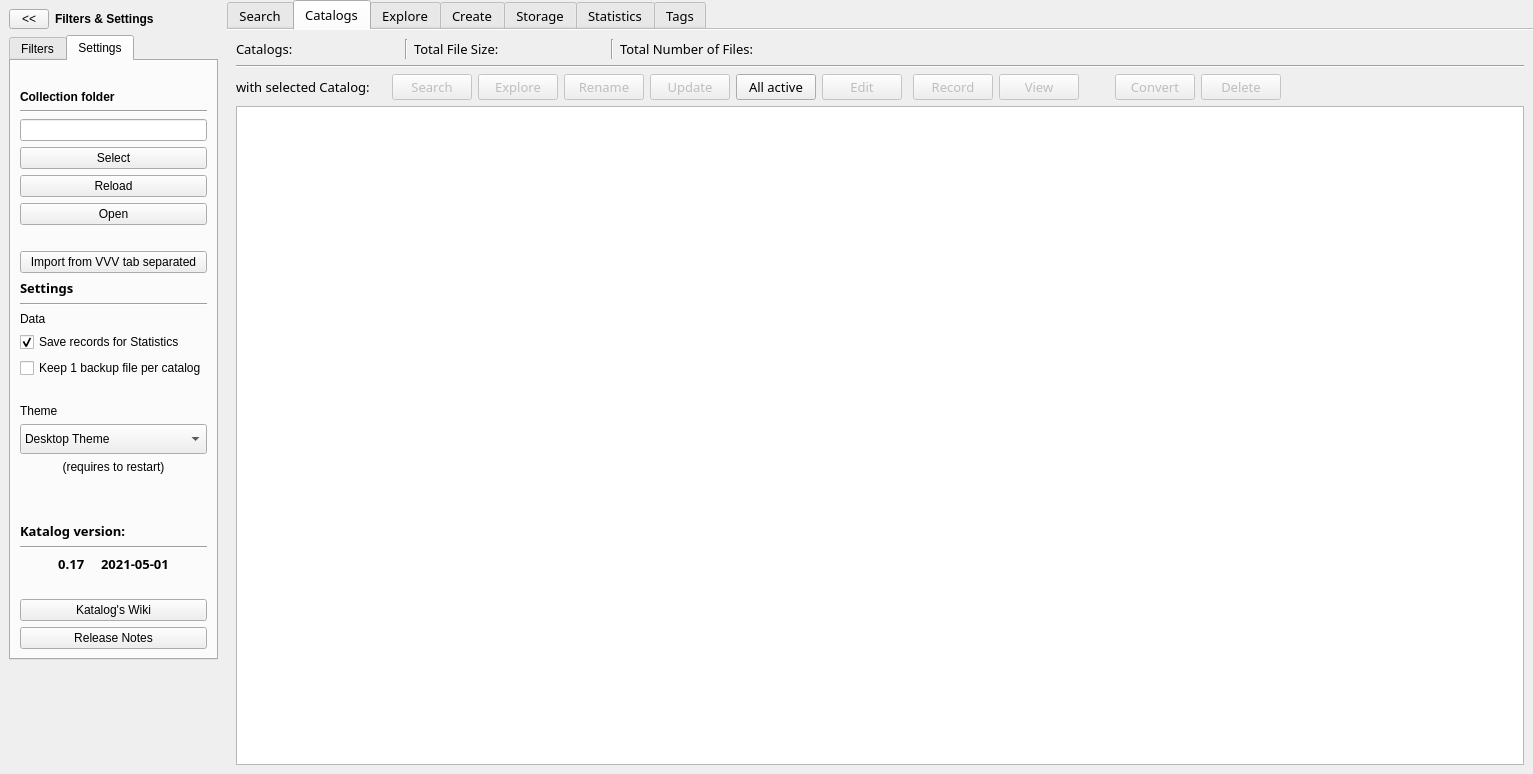
First picture: the form in mainwindow.ui, repository StephaneCouturier/Katalog, before the edit.
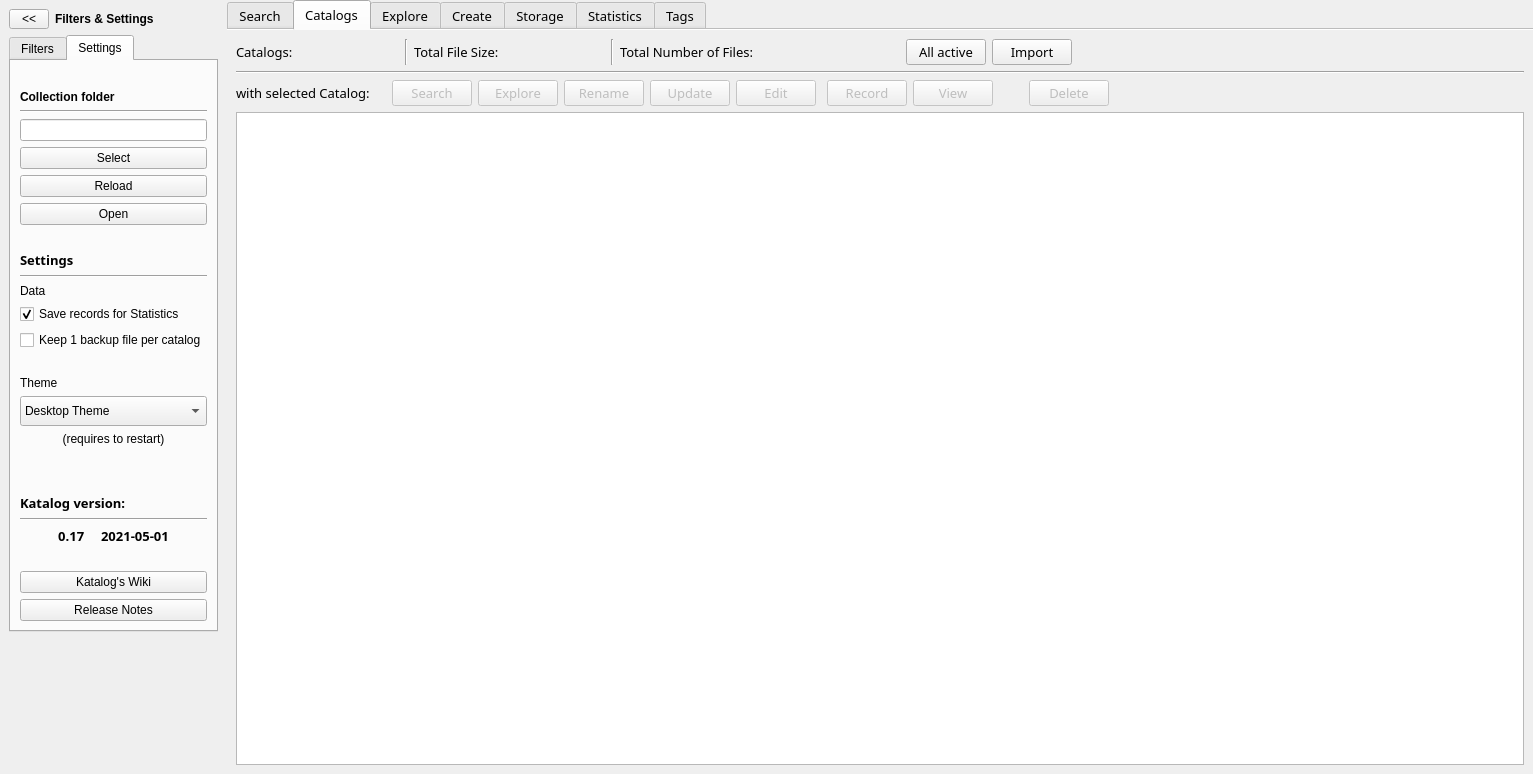
Second picture: the form after the edit. The open tabs and pages were chosen to show the change. Icons and pictures are not drawn. Custom widgets are drawn as their Qt base class.

Commit message: https://github.com/StephaneCouturier/Katalog/issues/139

Diff of the .ui file:
```diff
--- a/mainwindow.ui
+++ b/mainwindow.ui
@@ -1435,6 +1435,62 @@
               </property>
              </widget>
             </item>
+            <item>
+             <spacer name="horizontalSpacer">
+              <property name="orientation">
+               <enum>Qt::Horizontal</enum>
+              </property>
+              <property name="sizeType">
+               <enum>QSizePolicy::Fixed</enum>
+              </property>
+              <property name="sizeHint" stdset="0">
+               <size>
+                <width>40</width>
+                <height>20</height>
+               </size>
+              </property>
+             </spacer>
+            </item>
+            <item>
+             <widget class="QPushButton" name="Collection_pushButton_UpdateAllActive">
+              <property name="enabled">
+               <bool>true</bool>
+              </property>
+              <property name="toolTip">
+               <string>&lt;html&gt;&lt;head/&gt;&lt;body&gt;&lt;p&gt;Update all the catalog that are active, if the device is available&lt;/p&gt;&lt;/body&gt;&lt;/html&gt;</string>
+              </property>
+              <property name="text">
+               <string>All active</string>
+              </property>
+              <property name="icon">
+               <iconset theme="media-playlist-repeat">
+                <normaloff>.</normaloff>.</iconset>
+              </property>
+              <property name="iconSize">
+               <size>
+                <width>16</width>
+                <height>16</height>
+               </size>
+              </property>
+             </widget>
+            </item>
+            <item>
+             <widget class="QPushButton" name="Collection_pushButton_Import">
+              <property name="enabled">
+               <bool>true</bool>
+              </property>
+              <property name="toolTip">
+               <string>Convert the selected catalog to the latest format</string>
+              </property>
+              <property name="text">
+               <string>Import</string>
+              </property>
+              <property name="icon">
+               <iconset theme="download">
+                <normaloff>.</normaloff>.</iconset>
+              </property>
+             </widget>
+            </item>
             <item>
              <spacer name="Collection_horizontalSpacer_04">
               <property name="orientation">
@@ -1561,29 +1617,6 @@
               </property>
              </widget>
             </item>
-            <item>
-             <widget class="QPushButton" name="Collection_pushButton_UpdateAllActive">
-              <property name="enabled">
-               <bool>true</bool>
-              </property>
-              <property name="toolTip">
-               <string>&lt;html&gt;&lt;head/&gt;&lt;body&gt;&lt;p&gt;Update all the catalog that are active, if the device is available&lt;/p&gt;&lt;/body&gt;&lt;/html&gt;</string>
-              </property>
-              <property name="text">
-               <string>All active</string>
-              </property>
-              <property name="icon">
-               <iconset theme="media-playlist-repeat">
-                <normaloff>.</normaloff>.</iconset>
-              </property>
-              <property name="iconSize">
-               <size>
-                <width>16</width>
-                <height>16</height>
-               </size>
-              </property>
-             </widget>
-            </item>
             <item>
              <widget class="QPushButton" name="Collection_pushButton_EditCatalogFile">
               <property name="enabled">
@@ -1667,23 +1700,6 @@
               </property>
              </spacer>
             </item>
-            <item>
-             <widget class="QPushButton" name="Collection_pushButton_Convert">
-              <property name="enabled">
-               <bool>false</bool>
-              </property>
-              <property name="toolTip">
-               <string>Convert the selected catalog to the latest format</string>
-              </property>
-              <property name="text">
-               <string>Convert</string>
-              </property>
-              <property name="icon">
-               <iconset theme="format-convert-to-path">
-                <normaloff>.</normaloff>.</iconset>
-              </property>
-             </widget>
-            </item>
             <item>
              <widget class="QPushButton" name="Collection_pushButton_DeleteCatalog">
               <property name="enabled">
@@ -3545,6 +3561,96 @@
           </attribute>
           <layout class="QGridLayout" name="gridLayout_9">
            <item row="3" column="0">
+            <spacer name="Settings_verticalSpacer_04">
+             <property name="orientation">
+              <enum>Qt::Vertical</enum>
+             </property>
+             <property name="sizeHint" stdset="0">
+              <size>
+               <width>20</width>
+               <height>40</height>
+              </size>
+             </property>
+            </spacer>
+           </item>
+           <item row="4" column="0">
+            <layout class="QVBoxLayout" name="Settings_verticalLayout_About">
+             <item>
+              <widget class="QLabel" name="Settings_label_Version">
+               <property name="font">
+                <font>
+                 <family>Noto Sans</family>
+                 <pointsize>10</pointsize>
+                 <weight>75</weight>
+                 <bold>true</bold>
+                </font>
+               </property>
+               <property name="text">
+                <string>Katalog version:</string>
+               </property>
+               <property name="alignment">
+                <set>Qt::AlignLeading|Qt::AlignLeft|Qt::AlignVCenter</set>
+               </property>
+              </widget>
+             </item>
+             <item>
+              <widget class="Line" name="Settings_line_3">
+               <property name="orientation">
+                <enum>Qt::Horizontal</enum>
+               </property>
+              </widget>
+             </item>
+             <item>
+              <widget class="QLabel" name="Settings_label_Version_2">
+               <property name="font">
+                <font>
+                 <family>Noto Sans</family>
+                 <pointsize>10</pointsize>
+                 <weight>75</weight>
+                 <bold>true</bold>
+                </font>
+               </property>
+               <property name="text">
+                <string>0.17     2021-05-01</string>
+               </property>
+               <property name="alignment">
+                <set>Qt::AlignCenter</set>
+               </property>
+              </widget>
+             </item>
+             <item>
+              <spacer name="Settings_verticalSpacer_06">
+               <property name="orientation">
+                <enum>Qt::Vertical</enum>
+               </property>
+               <property name="sizeType">
+                <enum>QSizePolicy::Fixed</enum>
+               </property>
+               <property name="sizeHint" stdset="0">
+                <size>
+                 <width>20</width>
+                 <height>20</height>
+                </size>
+               </property>
+              </spacer>
+             </item>
+             <item>
+              <widget class="QPushButton" name="Settings_pushButton_Wiki">
+               <property name="text">
+                <string>Katalog's Wiki</string>
+               </property>
+              </widget>
+             </item>
+             <item>
+              <widget class="QPushButton" name="Settings_pushButton_ReleaseNotes">
+               <property name="text">
+                <string>Release Notes</string>
+               </property>
+              </widget>
+             </item>
+            </layout>
+           </item>
+           <item row="2" column="0">
             <layout class="QGridLayout" name="Settings_gridLayout_Settings">
              <item row="2" column="1">
               <widget class="QLabel" name="Settings_label_Data">
@@ -3662,19 +3768,6 @@
              </item>
             </layout>
            </item>
-           <item row="4" column="0">
-            <spacer name="Settings_verticalSpacer_04">
-             <property name="orientation">
-              <enum>Qt::Vertical</enum>
-             </property>
-             <property name="sizeHint" stdset="0">
-              <size>
-               <width>20</width>
-               <height>40</height>
-              </size>
-             </property>
-            </spacer>
-           </item>
            <item row="0" column="0">
             <layout class="QVBoxLayout" name="Settings_verticalLayout_Collection">
              <item>
@@ -3782,90 +3875,6 @@
              </property>
             </spacer>
            </item>
-           <item row="5" column="0">
-            <layout class="QVBoxLayout" name="Settings_verticalLayout_About">
-             <item>
-              <widget class="QLabel" name="Settings_label_Version">
-               <property name="font">
-                <font>
-                 <family>Noto Sans</family>
-                 <pointsize>10</pointsize>
-                 <weight>75</weight>
-                 <bold>true</bold>
-                </font>
-               </property>
-               <property name="text">
-                <string>Katalog version:</string>
-               </property>
-               <property name="alignment">
-                <set>Qt::AlignLeading|Qt::AlignLeft|Qt::AlignVCenter</set>
-               </property>
-              </widget>
-             </item>
-             <item>
-              <widget class="Line" name="Settings_line_3">
-               <property name="orientation">
-                <enum>Qt::Horizontal</enum>
-               </property>
-              </widget>
-             </item>
-             <item>
-              <widget class="QLabel" name="Settings_label_Version_2">
-               <property name="font">
-                <font>
-                 <family>Noto Sans</family>
-                 <pointsize>10</pointsize>
-                 <weight>75</weight>
-                 <bold>true</bold>
-                </font>
-               </property>
-               <property name="text">
-                <string>0.17     2021-05-01</string>
-               </property>
-               <property name="alignment">
-                <set>Qt::AlignCenter</set>
-               </property>
-              </widget>
-             </item>
-             <item>
-              <spacer name="Settings_verticalSpacer_06">
-               <property name="orientation">
-                <enum>Qt::Vertical</enum>
-               </property>
-               <property name="sizeType">
-                <enum>QSizePolicy::Fixed</enum>
-               </property>
-               <property name="sizeHint" stdset="0">
-                <size>
-                 <width>20</width>
-                 <height>20</height>
-                </size>
-               </property>
-              </spacer>
-             </item>
-             <item>
-              <widget class="QPushButton" name="Settings_pushButton_Wiki">
-               <property name="text">
-                <string>Katalog's Wiki</string>
-               </property>
-              </widget>
-             </item>
-             <item>
-              <widget class="QPushButton" name="Settings_pushButton_ReleaseNotes">
-               <property name="text">
-                <string>Release Notes</string>
-               </property>
-              </widget>
-             </item>
-            </layout>
-           </item>
-           <item row="2" column="0">
-            <widget class="QPushButton" name="Settings_pushButton_ImportVVV">
-             <property name="text">
-              <string>Import from VVV tab separated</string>
-             </property>
-            </widget>
-           </item>
           </layout>
          </widget>
         </widget>
```
Left out of the diff: 2 changed lines with no effect on the pictures. The commit also changes 5 other files.
